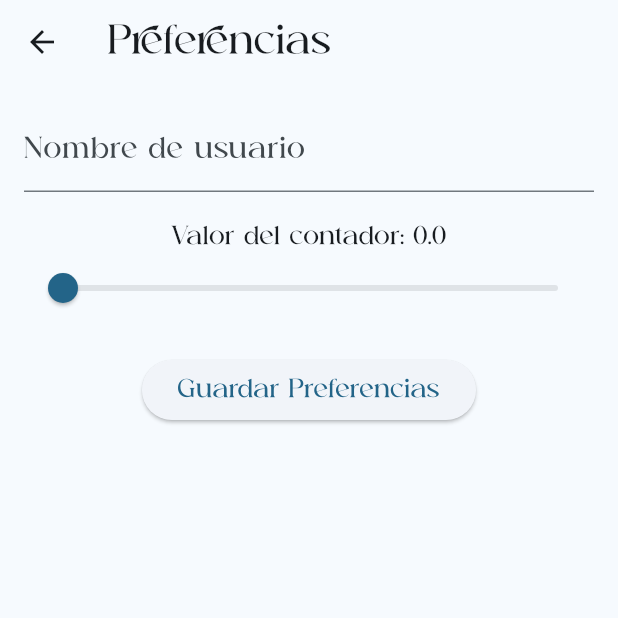
After one commit to RigxorZero/3479A321_2022479012, a Flutter app: the screen it shows after launch, in the side drawer, after a tap on "Preferencias", on a phone screen of 412 x 824 dp, the top half of it. The commit adds this screen. Run offline on Flutter 3.47's test engine with Material 3 defaults, Android fonts, the light colour scheme and no system bars; our stand-ins replace flutter_svg, logger, shared_preferences.

Commit message:
Creación de Preferencias screen
Añadí las preferencias pero tienen un error que me hizo reiniciar visual

```diff
--- a/lib/main.dart
+++ b/lib/main.dart
@@ -5,6 +5,7 @@ import 'pages/my_home_page.dart';
 import 'pages/detail_screen.dart';
 import 'pages/about_screen.dart';
 import 'pages/audit_screen.dart';
+import 'pages/preferences_screen.dart';
 import 'models/app_data.dart';
 
 void main() {
@@ -36,6 +37,7 @@ class MyApp extends StatelessWidget {
         '/detail': (context) => const DetailScreen(),
         '/about': (context) => const AboutScreen(),
         '/audit': (context) => const AuditScreen(),
+        '/preferences': (context) => const PreferenciaScreen(),
       },
     );
   }
--- a/lib/pages/my_home_page.dart
+++ b/lib/pages/my_home_page.dart
@@ -125,6 +125,15 @@ class _MyHomePageState extends State<MyHomePage> {
                 Navigator.pushNamed(context, '/audit'); // Navega a la pantalla Auditoría
               },
             ),
+            ListTile(
+              leading: const Icon(Icons.history),
+              title: const Text('Preferencias'),
+              onTap: () {
+                appData.addAction("Acceso a Pantalla Preferencias"); // Registra la acción
+                Navigator.pop(context);
+                Navigator.pushNamed(context, '/preferences'); // Navega a la pantalla preferencias
+              },
+            ),
           ],
         ),
       ),
--- /dev/null
+++ b/lib/pages/preferences_screen.dart
@@ -0,0 +1,81 @@
+import 'package:flutter/material.dart';
+import 'package:shared_preferences/shared_preferences.dart';
+
+class PreferenciaScreen extends StatefulWidget {
+  const PreferenciaScreen({super.key});
+
+  @override
+  _PreferenciaScreenState createState() => _PreferenciaScreenState();
+}
+
+class _PreferenciaScreenState extends State<PreferenciaScreen> {
+  String _username = '';
+  double _counterValue = 0;
+
+  // Método para cargar las preferencias desde SharedPreferences
+  Future<void> _loadPreferences() async {
+    final prefs = await SharedPreferences.getInstance();
+    setState(() {
+      _username = prefs.getString('username') ?? '';
+      _counterValue = prefs.getDouble('counter') ?? 0;
+    });
+  }
+
+  // Método para guardar las preferencias en SharedPreferences
+  Future<void> _savePreferences() async {
+    final prefs = await SharedPreferences.getInstance();
+    await prefs.setString('username', _username);
+    await prefs.setDouble('counter', _counterValue);
+  }
+
+  @override
+  void initState() {
+    super.initState();
+    _loadPreferences(); // Cargar preferencias al iniciar
+  }
+
+  @override
+  Widget build(BuildContext context) {
+    return Scaffold(
+      appBar: AppBar(
+        title: const Text('Preferencias'),
+      ),
+      body: Padding(
+        padding: const EdgeInsets.all(16.0),
+        child: Column(
+          children: [
+            // Campo para editar el nombre de usuario
+            TextFormField(
+              decoration: const InputDecoration(labelText: 'Nombre de usuario'),
+              initialValue: _username,
+              onChanged: (value) {
+                setState(() {
+                  _username = value;
+                });
+              },
+            ),
+            const SizedBox(height: 20),
+            // Slider para el valor del contador
+            Text('Valor del contador: ${_counterValue.toStringAsFixed(1)}'),
+            Slider(
+              min: 0,
+              max: 100,
+              divisions: 100,
+              value: _counterValue,
+              onChanged: (value) {
+                setState(() {
+                  _counterValue = value;
+                });
+              },
+            ),
+            const SizedBox(height: 20),
+            ElevatedButton(
+              onPressed: _savePreferences, // Guardar preferencias
+              child: const Text('Guardar Preferencias'),
+            ),
+          ],
+        ),
+      ),
+    );
+  }
+}
--- a/pubspec.yaml
+++ b/pubspec.yaml
@@ -38,6 +38,7 @@ dependencies:
   flutter_svg: ^2.0.10+1
   logger: ^2.4.0
   provider: ^6.1.2
+  shared_preferences: ^2.3.2
 
 dev_dependencies:
   flutter_test:
```
Also changed, not shown: pubspec.lock, 1 other file.
